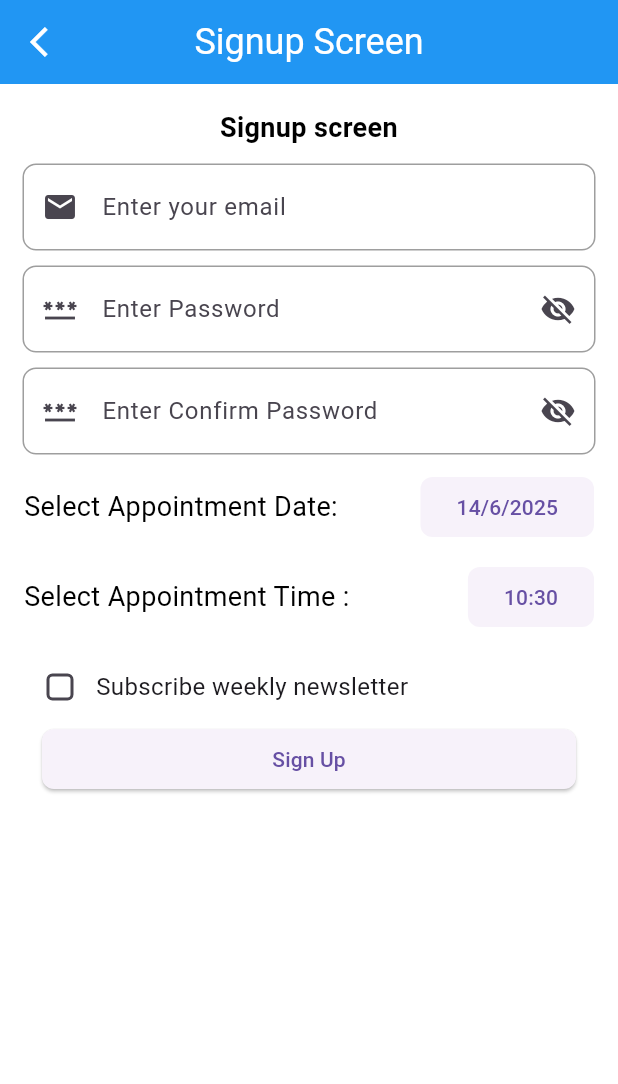
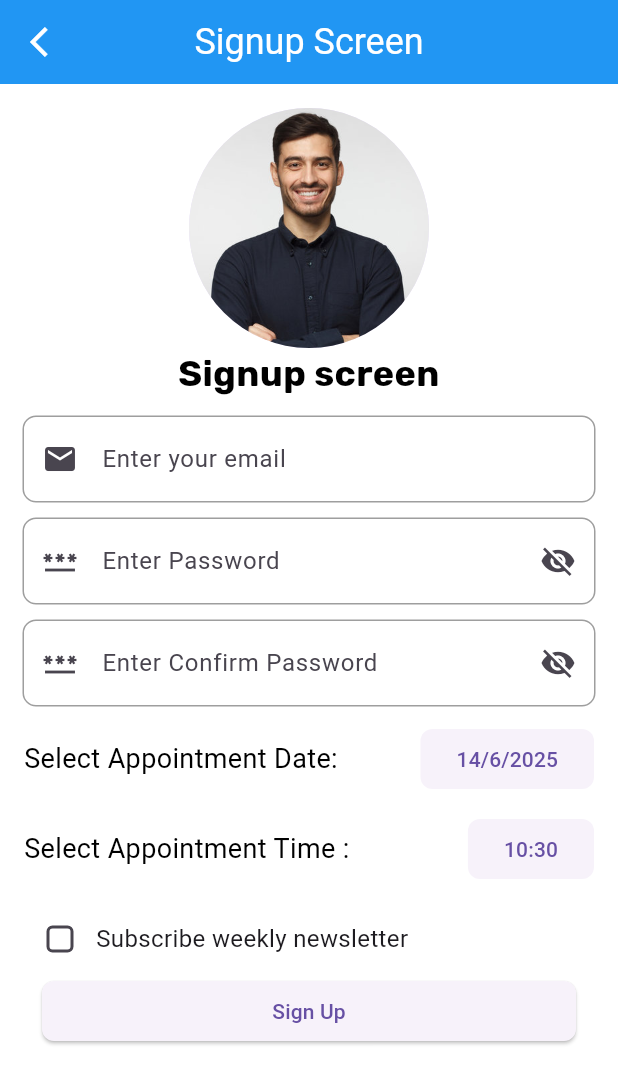
Before and after one commit to shyambuhecha7/flutter-journey, a Flutter app: the SignupScreen screen opened directly, on a phone screen of 412 x 824 dp. Shown: the top 1084 px of the screen. Run offline on Flutter 3.47's test engine with Material 3 defaults, Android fonts, the phone set to English and light mode, and no system bars.

Commit message:
Circle Avatar and Fonts

```diff
--- a/lib/SignUpScreen.dart
+++ b/lib/SignUpScreen.dart
@@ -29,8 +29,10 @@ class _SignupScreenState extends State<SignupScreen> {
         leading: Padding(
           padding: const EdgeInsets.symmetric(horizontal: 12),
           child: IconButton(
-                onPressed: () {Navigator.pop(context);},
-                icon: Icon(Icons.arrow_back_ios),
+            onPressed: () {
+              Navigator.pop(context);
+            },
+            icon: Icon(Icons.arrow_back_ios),
           ),
         ),
         titleTextStyle: TextStyle(color: Colors.white, fontSize: 24),
@@ -43,13 +45,20 @@ class _SignupScreenState extends State<SignupScreen> {
           mainAxisAlignment: MainAxisAlignment.start,
           crossAxisAlignment: CrossAxisAlignment.center,
           children: [
+
+              CircleAvatar(
+                maxRadius: 80,
+                backgroundImage: AssetImage('assets/images/person.png'),
+              ),
+
             SizedBox(
               width: double.infinity,
               child: Text(
                 "Signup screen",
                 textAlign: TextAlign.center,
                 style: TextStyle(
-                  fontSize: 18,
+                  fontSize: 24,
+                  fontFamily: 'FontMain',
                   fontWeight: FontWeight.bold,
                   color: Colors.black,
                 ),
```
Also changed, not shown: pubspec.yaml (+8 -0 lines), assets/fonts/Rubik-VariableFont.ttf (added), assets/images/person.png (added).
